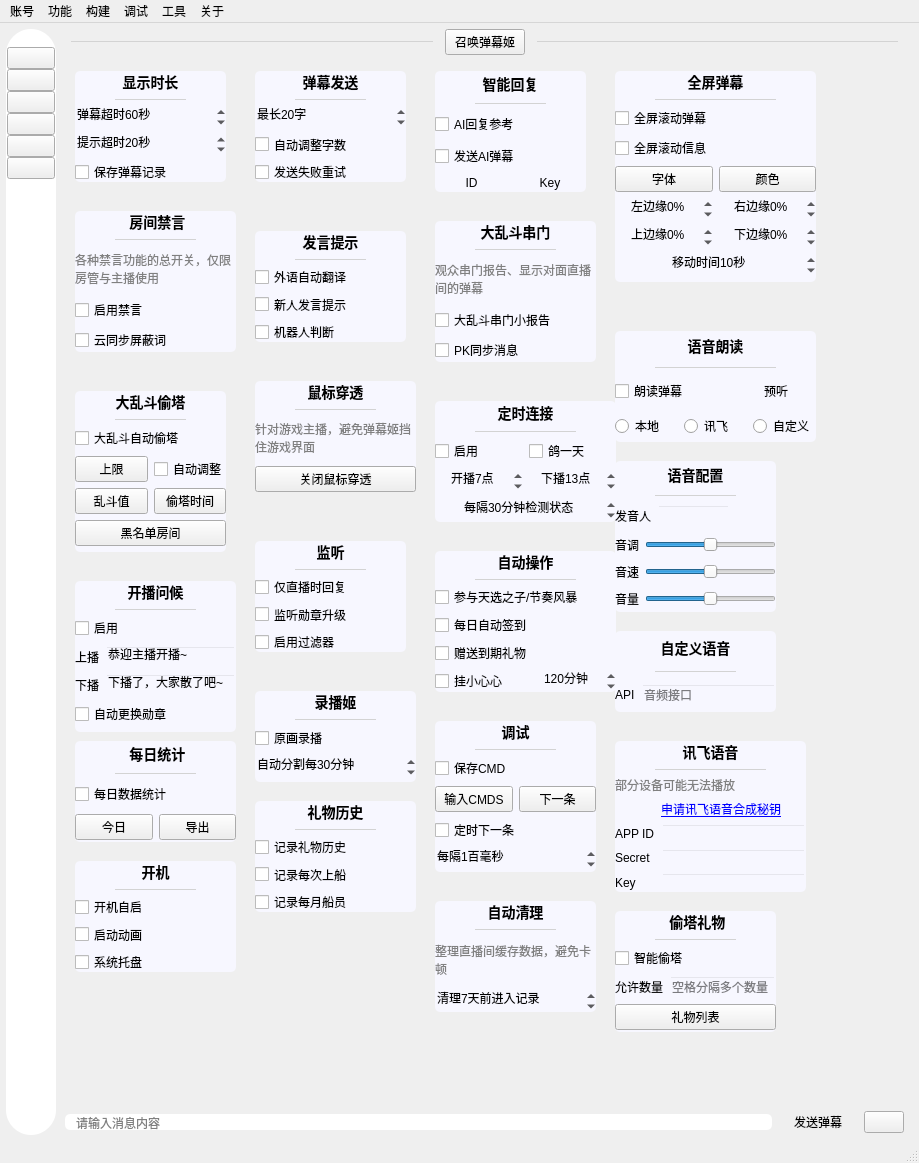
The window that mainwindow/mainwindow.ui (iwxyi/Bilibili-MagicalDanmaku) describes before a commit, drawn with Qt 5.
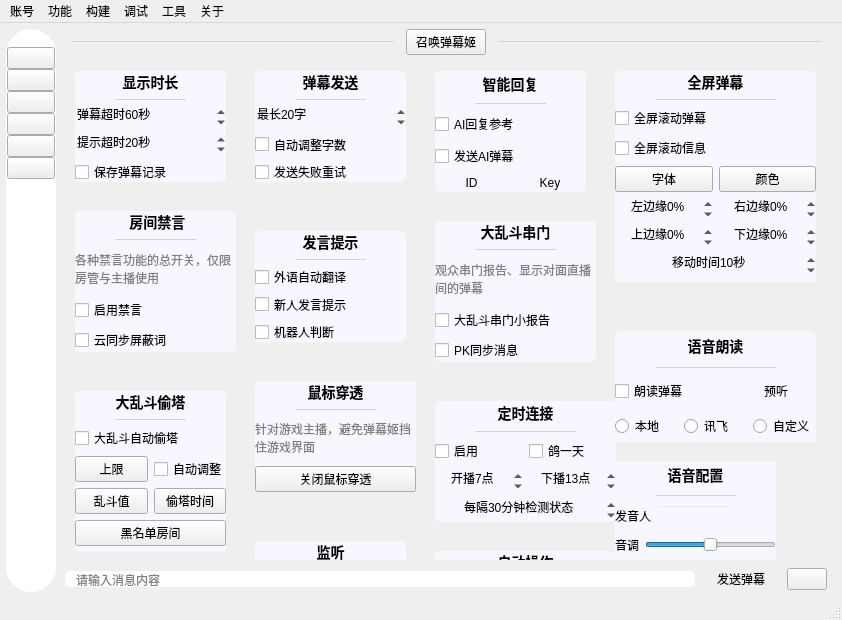
The same window after the commit. The open tabs and pages were chosen to show the change. Icons and pictures are not drawn. Custom widgets are drawn as their Qt base class.

Diff of the .ui file:
```diff
--- a/mainwindow/mainwindow.ui
+++ b/mainwindow/mainwindow.ui
@@ -6,8 +6,8 @@
    <rect>
     <x>0</x>
     <y>0</y>
-    <width>919</width>
-    <height>1163</height>
+    <width>842</width>
+    <height>620</height>
    </rect>
   </property>
   <property name="windowTitle">
@@ -1361,8 +1361,8 @@
             <rect>
              <x>0</x>
              <y>0</y>
-             <width>839</width>
-             <height>1047</height>
+             <width>762</width>
+             <height>504</height>
             </rect>
            </property>
            <property name="styleSheet">
@@ -7387,7 +7387,7 @@
     <rect>
      <x>0</x>
      <y>0</y>
-     <width>919</width>
+     <width>842</width>
      <height>21</height>
     </rect>
    </property>
```
Left out of the diff: 6 changed lines with no effect on the pictures.
